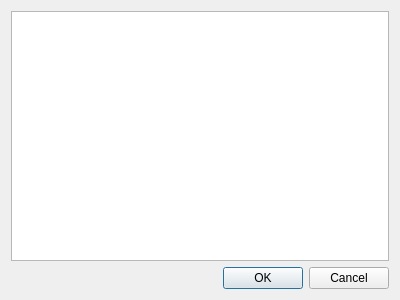
First picture: the form in src/gpilot/ui/forms/modals/dlgeditprogram.ui, repository etet100/AstroCore-GCode-Sender, before the edit.
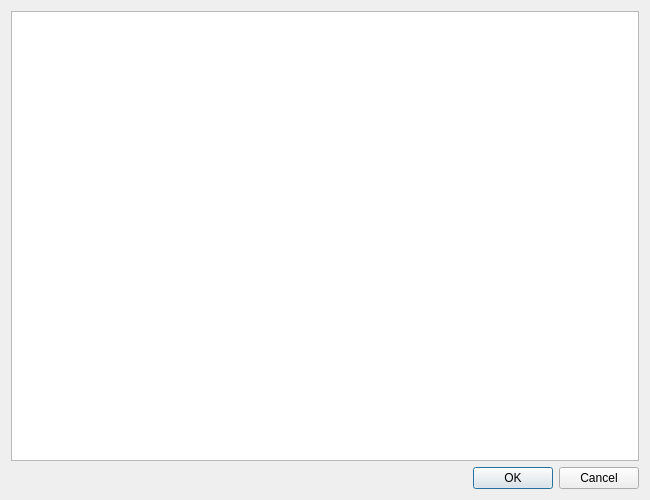
Second picture: the form after the edit.

Patch:
```diff
--- a/src/gpilot/ui/forms/modals/dlgeditprogram.ui
+++ b/src/gpilot/ui/forms/modals/dlgeditprogram.ui
@@ -6,16 +6,22 @@
    <rect>
     <x>0</x>
     <y>0</y>
-    <width>400</width>
-    <height>300</height>
+    <width>650</width>
+    <height>500</height>
    </rect>
   </property>
+  <property name="minimumSize">
+   <size>
+    <width>600</width>
+    <height>450</height>
+   </size>
+  </property>
   <property name="windowTitle">
    <string>Dialog</string>
   </property>
   <layout class="QVBoxLayout" name="verticalLayout">
    <item>
-    <widget class="QPlainTextEdit" name="txtProgram"/>
+    <widget class="QTextEdit" name="txtProgram"/>
    </item>
    <item>
     <widget class="QDialogButtonBox" name="buttonBox">
```
